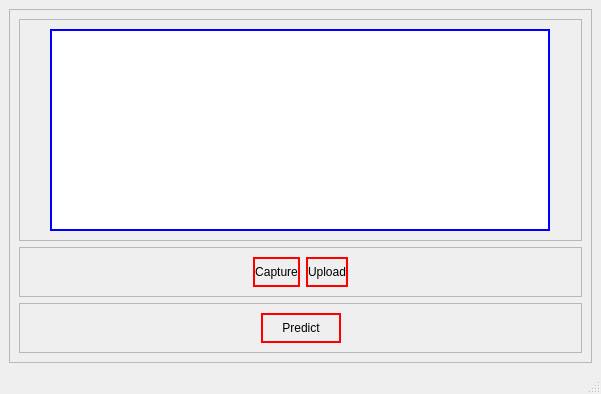
First picture: the form in ui/camera.ui, repository jashan7305/FruitVegetableClassifier, before the edit.
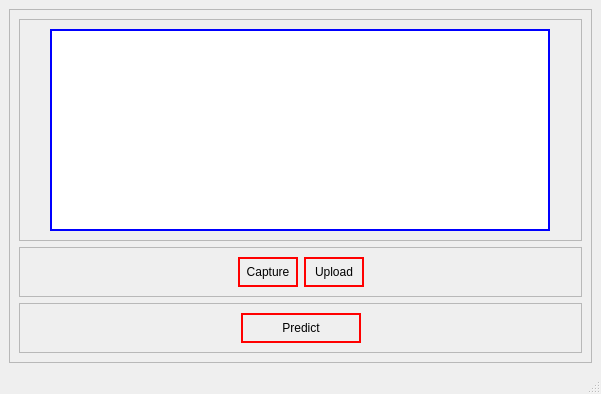
Second picture: the form after the edit.

Commit message: minor change in camera.ui, stopped tracking Sandbox.ipynb

The edit to the form file:
```diff
--- a/ui/camera.ui
+++ b/ui/camera.ui
@@ -113,7 +113,7 @@
            <widget class="QPushButton" name="capBtn">
             <property name="minimumSize">
              <size>
-              <width>40</width>
+              <width>60</width>
               <height>30</height>
              </size>
             </property>
@@ -138,7 +138,7 @@
            <widget class="QPushButton" name="uploadBtn">
             <property name="minimumSize">
              <size>
-              <width>40</width>
+              <width>60</width>
               <height>30</height>
              </size>
             </property>
@@ -195,7 +195,7 @@
            <widget class="QPushButton" name="predBtn">
             <property name="minimumSize">
              <size>
-              <width>80</width>
+              <width>120</width>
               <height>30</height>
              </size>
             </property>
```
The commit also changes 2 other files.
